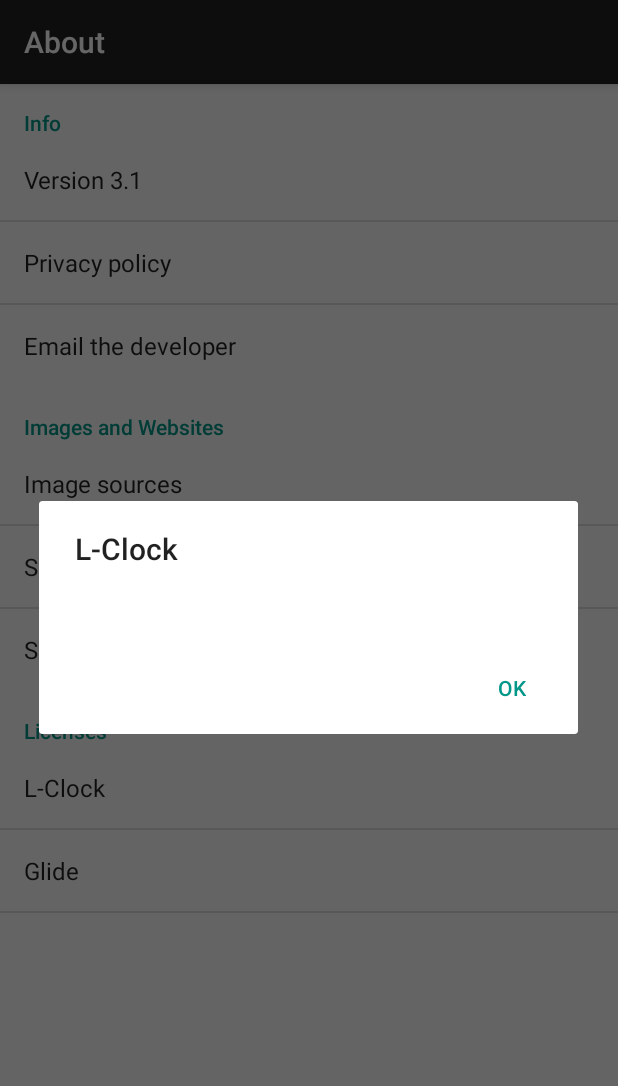
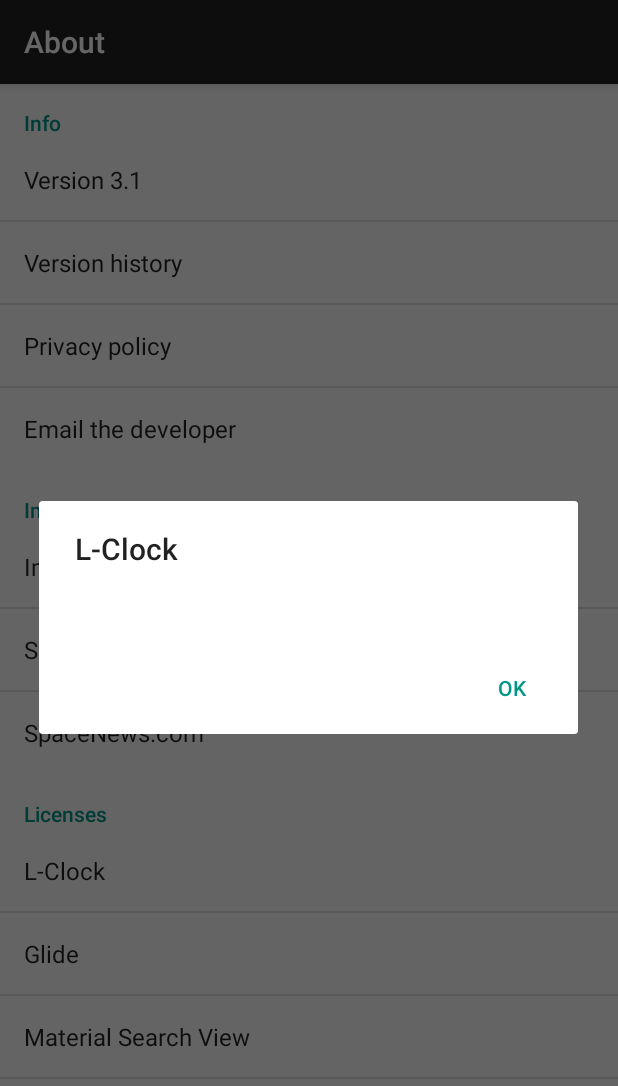
Before and after one commit to jacobgb24/LaunchCompanion, an Android app: the AboutActivity screen opened directly, with no data from a screen before it, after a tap on "L-Clock", on a phone screen of 412 x 824 dp. Shown: the top 1086 px of the screen. Run offline under Robolectric (Android 15) with nearby library versions, the phone set to English and light mode, and no system bars.

Commit message:
added searchview license fixed theming of searchview, not finalized create alertdialog method in about to simplify code changed search location to only check last word ie: china add unique id for launches in adapter to allow stableids>animation attempted fix for divider decoration animation, not finalized

```diff
--- a/app/src/main/java/com/jacobgb24/launchschedule/AboutActivity.java
+++ b/app/src/main/java/com/jacobgb24/launchschedule/AboutActivity.java
@@ -62,6 +62,32 @@
                     return false;
                 }
             });
+            Preference versionHistory = findPreference("about_versionHistory");
+            versionHistory.setOnPreferenceClickListener(new Preference.OnPreferenceClickListener() {
+                @Override
+                public boolean onPreferenceClick(Preference preference) {
+                    try {
+                        alertDialog("https://jacobgb24.github.io/Launch-Companion/version_history", "");
+                    }
+                    catch (Exception e){
+                        Toast.makeText(getActivity().getApplicationContext(), "Could not open version history", Toast.LENGTH_SHORT).show();
+                    }
+                    return false;
+                }
+            });
+            Preference privacyPolicy = findPreference("about_privacyPolicy");
+            privacyPolicy.setOnPreferenceClickListener(new Preference.OnPreferenceClickListener() {
+                @Override
+                public boolean onPreferenceClick(Preference preference) {
+                    try {
+                        alertDialog("https://jacobgb24.github.io/Launch-Companion/privacy_policy", "");
+                    }
+                    catch (Exception e){
+                        Toast.makeText(getActivity().getApplicationContext(), "Could not open the privacy policy", Toast.LENGTH_SHORT).show();
+                    }
+                    return false;
+                }
+            });
             Preference email = findPreference("about_email");
             email.setOnPreferenceClickListener(new Preference.OnPreferenceClickListener() {
                 @Override
@@ -79,26 +105,6 @@
                         Toast.makeText(getActivity().getApplicationContext(), "Couldn't send email", Toast.LENGTH_SHORT).show();
                     }
                     return true;
-                }
-            });
-            Preference privacypolicy = findPreference("about_privacyPolicy");
-            privacypolicy.setOnPreferenceClickListener(new Preference.OnPreferenceClickListener() {
-                @Override
-                public boolean onPreferenceClick(Preference preference) {
-                    try {
-                        WebView view = new WebView(getActivity());
-                        view.loadUrl("https://jacobgb24.github.io/Launch-Companion-Privacy-Policy/");
-                        view.getSettings().setJavaScriptEnabled(false);
-                        AlertDialog alertDialog = new AlertDialog.Builder(getActivity())
-                                .setView(view)
-                                .setPositiveButton("ok", null)
-                                .create();
-                        alertDialog.show();
-                    }
-                    catch (Exception e){
-                        Toast.makeText(getActivity().getApplicationContext(), "Could not open the privacy policy", Toast.LENGTH_SHORT).show();
-                    }
-                    return false;
                 }
             });
             Preference images = findPreference("about_imgs");
@@ -132,14 +138,7 @@
             glide.setOnPreferenceClickListener(new Preference.OnPreferenceClickListener() {
                 @Override
                 public boolean onPreferenceClick(Preference preference) {
-                    WebView view = new WebView(getActivity());
-                    view.loadUrl("file:///android_asset/licenseGlide");
-                    AlertDialog alertDialog= new AlertDialog.Builder(getActivity())
-                            .setTitle("Glide")
-                            .setView(view)
-                            .setPositiveButton("ok", null)
-                            .create();
-                    alertDialog.show();
+                    alertDialog("file:///android_asset/licenseGlide", "Glide");
                     return false;
                 }
             });
@@ -147,17 +146,28 @@
             lclock.setOnPreferenceClickListener(new Preference.OnPreferenceClickListener() {
                 @Override
                 public boolean onPreferenceClick(Preference preference) {
-                    WebView view = new WebView(getActivity());
-                    view.loadUrl("file:///android_asset/licenseLclock");
-                    AlertDialog alertDialog= new AlertDialog.Builder(getActivity())
-                            .setTitle("L-Clock")
-                            .setView(view)
-                            .setPositiveButton("ok", null)
-                            .create();
-                    alertDialog.show();
+                    alertDialog("file:///android_asset/licenseLclock", "L-Clock");
+                    return false;
+                }
+            });
+            Preference mSV = findPreference("about_MSV");
+            mSV.setOnPreferenceClickListener(new Preference.OnPreferenceClickListener() {
+                @Override
+                public boolean onPreferenceClick(Preference preference) {
+                    alertDialog("file:///android_asset/licenseMaterialSearchView", "Material Search View");
                     return false;
                 }
             });
         }
+        public void alertDialog(String url, String title){
+            WebView view = new WebView(getActivity());
+            view.loadUrl(url);
+            AlertDialog alertDialog= new AlertDialog.Builder(getActivity())
+                    .setTitle(title)
+                    .setView(view)
+                    .setPositiveButton("ok", null)
+                    .create();
+            alertDialog.show();
+        }
     }
 }
--- a/app/src/main/java/com/jacobgb24/launchschedule/newsList/NewsFragment.java
+++ b/app/src/main/java/com/jacobgb24/launchschedule/newsList/NewsFragment.java
@@ -55,7 +55,6 @@
     @Override
     public void onViewCreated(View view, Bundle savedInstanceState) {
         adapter = new NewsAdapter(rssItemList, getActivity());
-        adapter.setHasStableIds(true);
         rv.setHasFixedSize(true);
         LinearLayoutManager llm = new LinearLayoutManager(getActivity());
         llm.setOrientation(LinearLayoutManager.VERTICAL);
--- a/app/src/main/res/layout/activity_main.xml
+++ b/app/src/main/res/layout/activity_main.xml
@@ -11,17 +11,18 @@
         <FrameLayout
             android:id="@+id/toolbar_container"
             android:layout_width="match_parent"
+            app:layout_scrollFlags="scroll|enterAlways"
             android:layout_height="wrap_content">
             <android.support.v7.widget.Toolbar
                 android:layout_width="match_parent"
                 android:id="@+id/toolbar"
                 android:layout_height="?attr/actionBarSize"
                 android:background="?attr/colorPrimary"
-                app:layout_scrollFlags="scroll|enterAlways"
                 app:popupTheme="@style/ThemeOverlay.AppCompat.Light" />
             <com.miguelcatalan.materialsearchview.MaterialSearchView
                 android:id="@+id/search_view"
                 android:layout_width="match_parent"
+                style="@style/MaterialSearchViewStyle"
                 android:layout_height="wrap_content" />
         </FrameLayout>
         <android.support.design.widget.TabLayout
--- a/app/src/main/res/values/colors.xml
+++ b/app/src/main/res/values/colors.xml
@@ -1,5 +1,5 @@
 <?xml version="1.0" encoding="utf-8"?>
 <resources>
     <color name="accent">?attr/colorAccent</color>
-    <color name="primary">?attr/colorPrimary</color>
+    <color name="primary">#191919</color>
 </resources>
--- a/app/src/main/res/values/styles.xml
+++ b/app/src/main/res/values/styles.xml
@@ -44,10 +44,10 @@
         <item name="searchSuggestionBackground">@android:color/white</item>
 
         <!-- Change text color for edit text. This will also be the color of the cursor-->
-        <item name="android:textColor">@android:color/primary_text_light</item>
+        <item name="android:textColor">@android:color/primary_text_dark</item>
 
         <!-- Change hint text color for edit text-->
-        <item name="android:textColorHint">@android:color/secondary_text_light</item>
+        <item name="android:textColorHint">@android:color/secondary_text_dark</item>
 
         <!-- Hint for edit text-->
         <item name="android:hint">@string/search_hint</item>
--- a/app/src/main/res/xml/activity_about.xml
+++ b/app/src/main/res/xml/activity_about.xml
@@ -6,6 +6,9 @@
     <Preference
         android:key="about_version"
         android:title="" />
+    <Preference
+        android:key="about_versionHistory"
+        android:title="Version history" />
     <Preference
         android:key="about_privacyPolicy"
         android:title="Privacy policy" />
@@ -31,6 +34,9 @@
         <Preference
             android:key="about_glide"
             android:title="Glide" />
+        <Preference
+            android:key="about_MSV"
+            android:title="Material Search View" />
     </PreferenceCategory>
 
 </PreferenceScreen>
```
Also changed, not shown: app/src/main/java/com/jacobgb24/launchschedule/launchList/LaunchListAdapter.java (+8 -3 lines), app/src/main/java/com/jacobgb24/launchschedule/launchList/LaunchListFragment.java (+5 -2 lines), app/src/main/java/supportClasses/DividerItemDecoration.java (+7 -7 lines), 2 other files.
